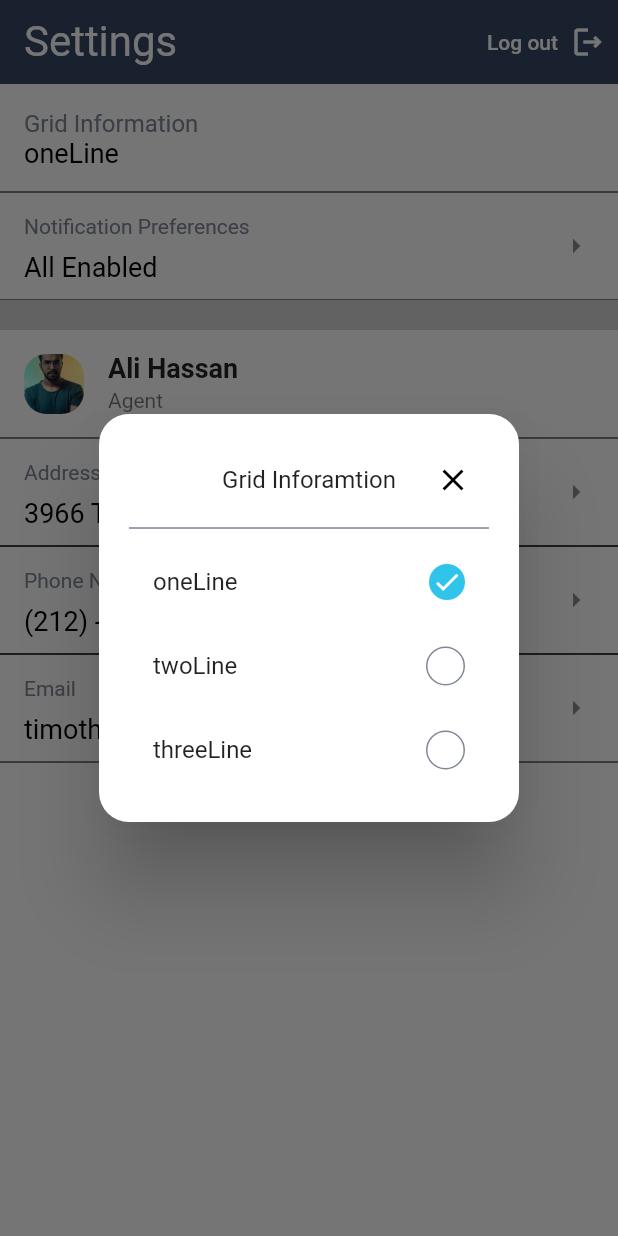
After one commit to HarshsSharma/rc_ali, a Flutter app: the SettingsView screen opened directly, after a tap on "Grid Information", on a phone screen of 412 x 824 dp. The commit adds this screen. Run offline on Flutter 3.47's test engine with Material 2 defaults, Android fonts, the phone set to English and light mode, and no system bars; our stand-ins replace flutter_slidable.

Commit message:
notification, setting and list view selection
built notifications screen and notification item and built settings screen with grid information lines (one, two, three)
and built list view selection components to reuse it

```diff
--- a/phone_log/lib/controller/layout_view_model.dart
+++ b/phone_log/lib/controller/layout_view_model.dart
@@ -1,5 +1,8 @@
 import 'package:flutter/material.dart';
+import 'package:phone_log/core/shared/enums.dart';
 import 'package:phone_log/view/pages/layout_views/calls_log_view.dart';
+import 'package:phone_log/view/pages/layout_views/notifications_view.dart';
+import 'package:phone_log/view/pages/layout_views/settings_view.dart';
 
 import '../view/pages/layout_views/contacts_view.dart';
 
@@ -7,10 +10,18 @@ class LayoutViewModel extends ChangeNotifier {
   List<Widget> layoutViews = [
     const CallsLogView(),
     const ContactsView(),
+    const NotificationsView(),
+    const SettingsView(),
   ];
   int currentLayoutIndex = 0;
+  String gridType = GridType.oneLine.name;
   void changeCurrentLayoutIndex(int index) {
     currentLayoutIndex = index;
     notifyListeners();
   }
+
+  void changeGridType(String type) {
+    gridType = type;
+    notifyListeners();
+  }
 }
--- a/phone_log/lib/core/constant/app_colors.dart
+++ b/phone_log/lib/core/constant/app_colors.dart
@@ -12,6 +12,7 @@ class AppColors {
   static const Color darkred = Color(0xffA91C26);
   static const Color green = Color(0xff2B842F);
   static const Color lightGreen = Color(0xff2ECA4F);
+  static const Color lightGreen2 = Color(0xffE2F9FF);
   static const Color white = Colors.white;
   static const Color black = Colors.black;
   static const Color black60 = Color.fromRGBO(0, 0, 0, .5);
--- a/phone_log/lib/core/router.dart
+++ b/phone_log/lib/core/router.dart
@@ -1,7 +1,6 @@
 import 'package:flutter/material.dart';
 import 'package:phone_log/controller/add_new_entry_view_model.dart';
 import 'package:phone_log/controller/auth_view_model.dart';
-import 'package:phone_log/controller/layout_view_model.dart';
 import 'package:phone_log/model/calls_log_model.dart';
 import 'package:phone_log/view/pages/add_new_entry.dart';
 import 'package:phone_log/view/pages/contact_adresses.dart';
@@ -30,10 +29,7 @@ class AppRouter {
                 create: (context) => AuthViewModel(),
                 child: const LoginPage()));
       case AppRouterNames.layout:
-        return MaterialPageRoute(
-            builder: (_) => ChangeNotifierProvider(
-                create: (context) => LayoutViewModel(),
-                child: const LayoutPage()));
+        return MaterialPageRoute(builder: (_) => const LayoutPage());
       case AppRouterNames.addNewEntry:
         return MaterialPageRoute(
             builder: (_) => ChangeNotifierProvider(
--- /dev/null
+++ b/phone_log/lib/core/shared/enums.dart
@@ -0,0 +1 @@
+enum GridType { oneLine, twoLine, threeLine }
--- /dev/null
+++ b/phone_log/lib/view/pages/layout_views/settings_view.dart
@@ -0,0 +1,165 @@
+import 'package:flutter/material.dart';
+import 'package:phone_log/controller/layout_view_model.dart';
+import 'package:phone_log/core/constant/app_assets.dart';
+import 'package:phone_log/core/constant/app_colors.dart';
+import 'package:phone_log/core/shared/enums.dart';
+import 'package:phone_log/view/widget/default_info.dart';
+import 'package:provider/provider.dart';
+
+class SettingsView extends StatelessWidget {
+  const SettingsView({super.key});
+
+  @override
+  Widget build(BuildContext context) {
+    return Scaffold(
+      backgroundColor: AppColors.white,
+      appBar: AppBar(
+        automaticallyImplyLeading: false,
+        toolbarHeight: kToolbarHeight,
+        backgroundColor: AppColors.scaffoldBG,
+        title: const Text(
+          'Settings',
+          style: TextStyle(
+              fontSize: 28,
+              fontWeight: FontWeight.w400,
+              color: AppColors.white),
+        ),
+        actions: [
+          Directionality(
+            textDirection: TextDirection.rtl,
+            child: TextButton.icon(
+                onPressed: () {},
+                icon: const Icon(
+                  Icons.logout_outlined,
+                  color: AppColors.white,
+                ),
+                label: const Text(
+                  'Log out',
+                  style: TextStyle(color: AppColors.white),
+                )),
+          )
+        ],
+      ),
+      body: SingleChildScrollView(
+        child: Column(
+          children: [
+            ListTile(
+              onTap: () {
+                showLanguagesDialog(context);
+              },
+              title: const Text(
+                'Grid Information',
+                style: TextStyle(color: AppColors.darkGrey, fontSize: 16),
+              ),
+              subtitle: Consumer<LayoutViewModel>(
+                builder: (context, value, child) => Text(
+                  value.gridType,
+                  style: const TextStyle(color: AppColors.black, fontSize: 18),
+                ),
+              ),
+            ),
+            DefaultInfo(
+                title: 'Notification Preferences',
+                info: 'All Enabled',
+                onTap: () {}),
+            const Divider(
+              height: 20,
+              color: AppColors.borderLightGrey,
+              thickness: 20,
+            ),
+            ListTile(
+              title: const Text(
+                'Ali Hassan',
+                style: TextStyle(fontWeight: FontWeight.bold, fontSize: 18),
+              ),
+              subtitle: const Text(
+                'Agent',
+              ),
+              leading: Container(
+                height: 40,
+                width: 40,
+                decoration: BoxDecoration(
+                    borderRadius: BorderRadius.circular(15),
+                    image: const DecorationImage(
+                        image: AssetImage(AppAssets.person),
+                        fit: BoxFit.cover)),
+              ),
+            ),
+            DefaultInfo(
+                title: 'Address',
+                info: '3966 Tibbs Avenue, Dallas, TX, 75845',
+                onTap: () {}),
+            DefaultInfo(
+                title: 'Phone Number',
+                info: '(212) - 960 - 0000',
+                onTap: () {}),
+            DefaultInfo(
+                title: 'Email', info: 'timothy.snow@wme.com', onTap: () {}),
+          ],
+        ),
+      ),
+    );
+  }
+}
+
+showLanguagesDialog(context) {
+  showDialog(
+    context: context,
+    builder: (context) {
+      return SimpleDialog(
+        contentPadding: const EdgeInsets.all(20),
+        shape: RoundedRectangleBorder(borderRadius: BorderRadius.circular(20)),
+        backgroundColor: Colors.white,
+        children: [
+          Row(
+            mainAxisAlignment: MainAxisAlignment.spaceBetween,
+            children: [
+              const IconButton(
+                  onPressed: null,
+                  icon: Icon(
+                    Icons.clear,
+                    color: AppColors.white,
+                  )),
+              const Text('Grid Inforamtion'),
+              IconButton(
+                  onPressed: () {
+                    Navigator.pop(context);
+                  },
+                  icon: const Icon(
+                    Icons.clear,
+                    color: AppColors.black,
+                  )),
+            ],
+          ),
+          const Divider(
+            color: AppColors.scaffoldBG,
+          ),
+          Column(
+              children: GridType.values.map((e) {
+            final isSelected =
+                e.name == context.watch<LayoutViewModel>().gridType;
+            return ListTile(
+                onTap: () {
+                  context.read<LayoutViewModel>().changeGridType(e.name);
+                },
+                title: Text(e.name),
+                trailing: Container(
+                  padding: const EdgeInsets.all(2),
+                  decoration: BoxDecoration(
+                      border: isSelected
+                          ? null
+                          : Border.all(color: AppColors.darkGrey),
+                      color: isSelected ? AppColors.babyBlue : AppColors.white,
+                      shape: BoxShape.circle),
+                  child: const Icon(
+                    Icons.check,
+                    size: 20,
+                    color: AppColors.white,
+                  ),
+                ));
+          }).toList())
+        ],
+      );
+    },
+  );
+}
--- a/phone_log/lib/view/pages/login_page.dart
+++ b/phone_log/lib/view/pages/login_page.dart
@@ -40,6 +40,7 @@ class LoginPage extends StatelessWidget {
                       child: Column(
                     children: [
                       TextFormField(
+                        textInputAction: TextInputAction.next,
                         keyboardType: TextInputType.name,
                         style: const TextStyle(
                             color: AppColors.borderGrey, fontSize: 18),
--- /dev/null
+++ b/phone_log/lib/view/widget/notification_item.dart
@@ -0,0 +1,28 @@
+import 'package:flutter/material.dart';
+import 'package:phone_log/core/constant/app_colors.dart';
+import 'package:phone_log/model/notification_model.dart';
+
+class NotificationItem extends StatelessWidget {
+  final NotificationModel notification;
+  const NotificationItem({super.key, required this.notification});
+
+  @override
+  Widget build(BuildContext context) {
+    return ListTile(
+      tileColor: notification.read ? AppColors.white : AppColors.lightGreen2,
+      title: RichText(
+          text: TextSpan(
+              text: notification.staus.toUpperCase(),
+              style: const TextStyle(color: AppColors.black, fontSize: 18),
+              children: [
+            TextSpan(
+                text: '  ${notification.name}',
+                style: TextStyle(color: notification.color)),
+          ])),
+      subtitle: Text(
+        notification.date,
+        style: const TextStyle(fontSize: 14, color: AppColors.darkGrey),
+      ),
+    );
+  }
+}
```
Also changed, not shown: phone_log/lib/core/components/list_view_selection.dart (added, +97 -0 lines), phone_log/lib/main.dart (+11 -2 lines), phone_log/lib/model/calls_log_model.dart (+32 -12 lines), phone_log/lib/model/notification_model.dart (added, +21 -0 lines), phone_log/lib/view/pages/layout_views/calls_log_view.dart (+7 -7 lines), phone_log/lib/view/pages/layout_views/notifications_view.dart (added, +36 -0 lines), phone_log/lib/view/widget/call_log_item.dart (+54 -15 lines).
